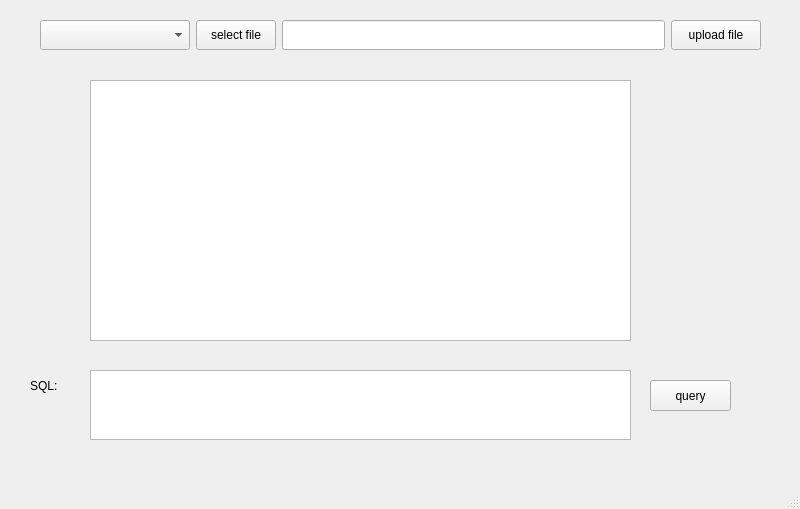
Above: clientMain.ui from XJTUOSV-SSEer/SSE-UI_demo before the change. Below: the same form after it.
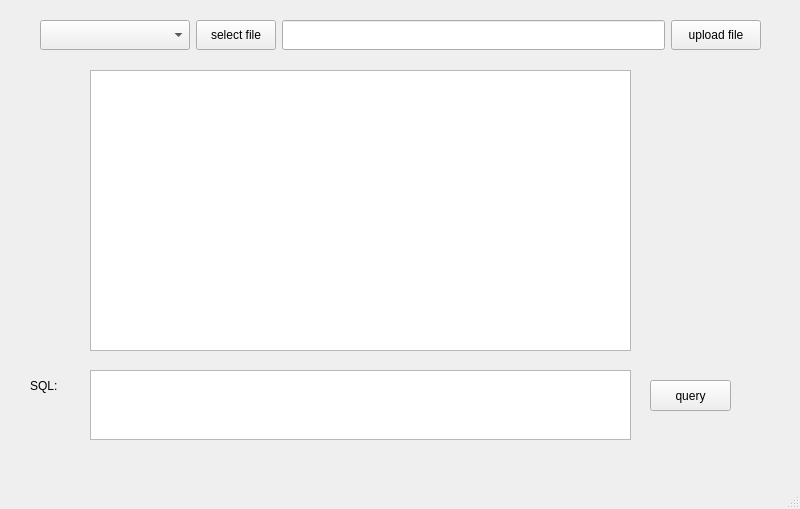
That is the form after the change.

Diff of the .ui file:
```diff
--- a/clientMain.ui
+++ b/clientMain.ui
@@ -133,9 +133,9 @@
     <property name="geometry">
      <rect>
       <x>90</x>
-      <y>80</y>
+      <y>70</y>
       <width>541</width>
-      <height>261</height>
+      <height>281</height>
      </rect>
     </property>
    </widget>
```
Left out of the diff: 2 changed lines with no effect on the pictures.
